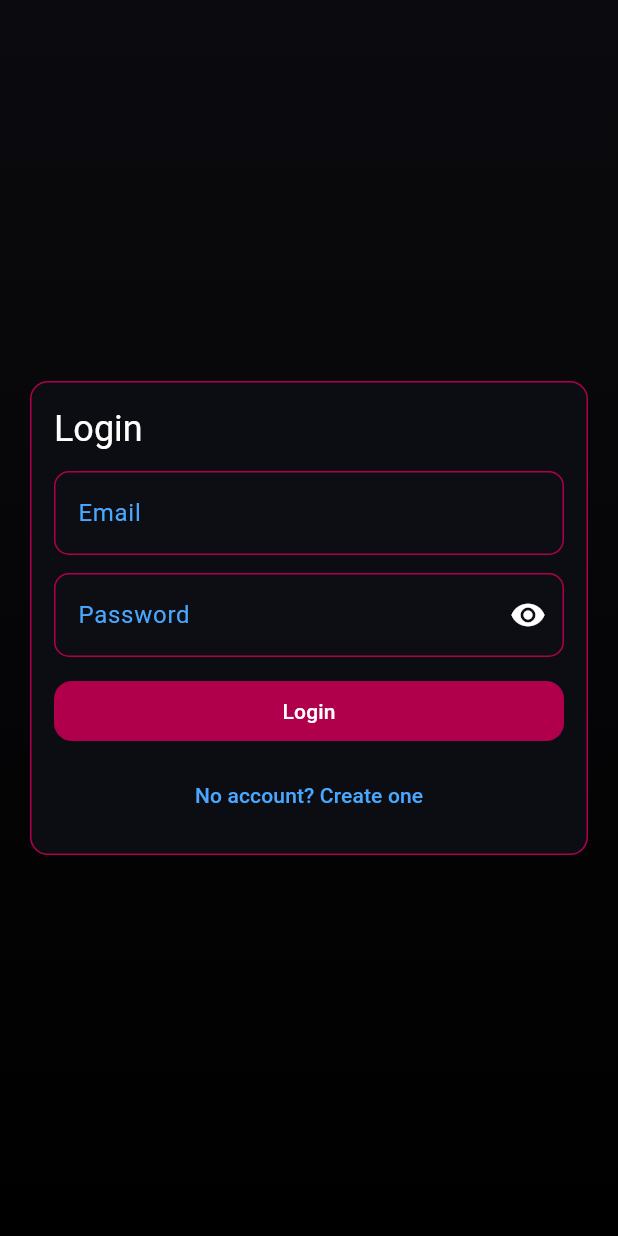
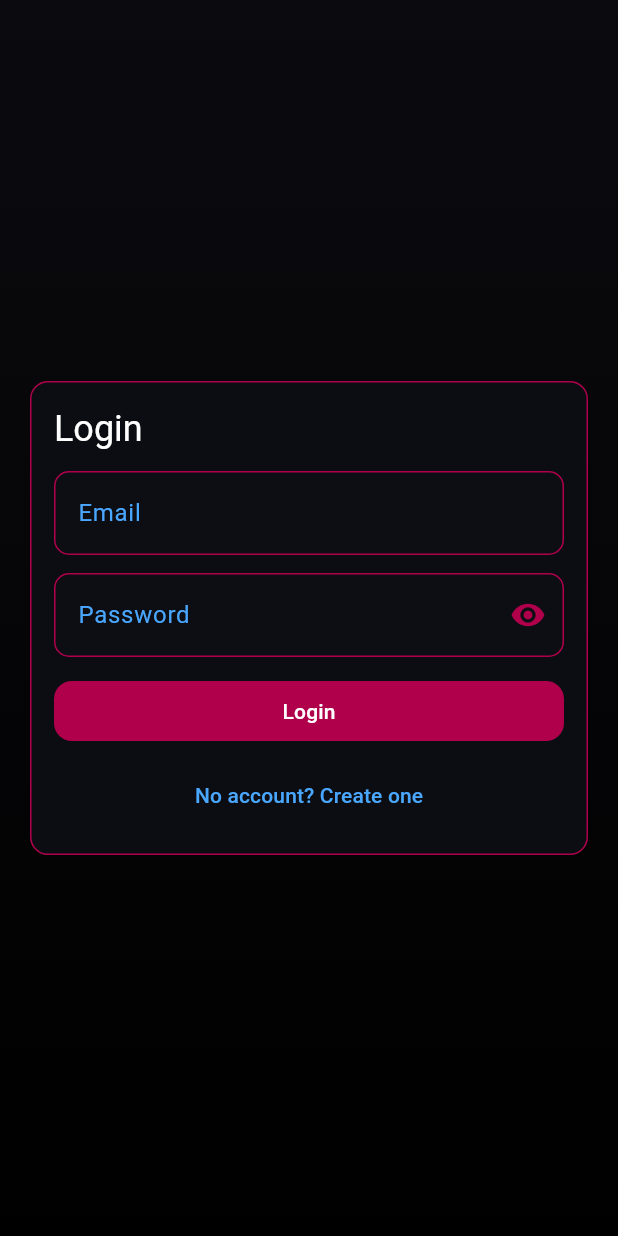
Before and after one commit to zuraiz-01/TrackManagementApp, a Flutter app: the screen it shows after launch, on a phone screen of 412 x 824 dp. Run offline on Flutter 3.47's test engine with Material 3 defaults, Android fonts, the phone set to English and light mode, and no system bars; our stand-ins replace cloud_firestore, firebase_auth, firebase_core, flutter_colorpicker, shared_preferences, web; missing offline and left inert: dart:js_interop; accounts and stored records are empty.

Commit message:
Make password toggle icon use primary color

```diff
--- a/lib/screens/login_screen.dart
+++ b/lib/screens/login_screen.dart
@@ -116,6 +116,7 @@ class _LoginScreenState extends State<LoginScreen> {
                               tooltip: _obscurePassword
                                   ? 'Show password'
                                   : 'Hide password',
+                              color: Theme.of(context).colorScheme.primary,
                               onPressed: () {
                                 setState(() {
                                   _obscurePassword = !_obscurePassword;
```
